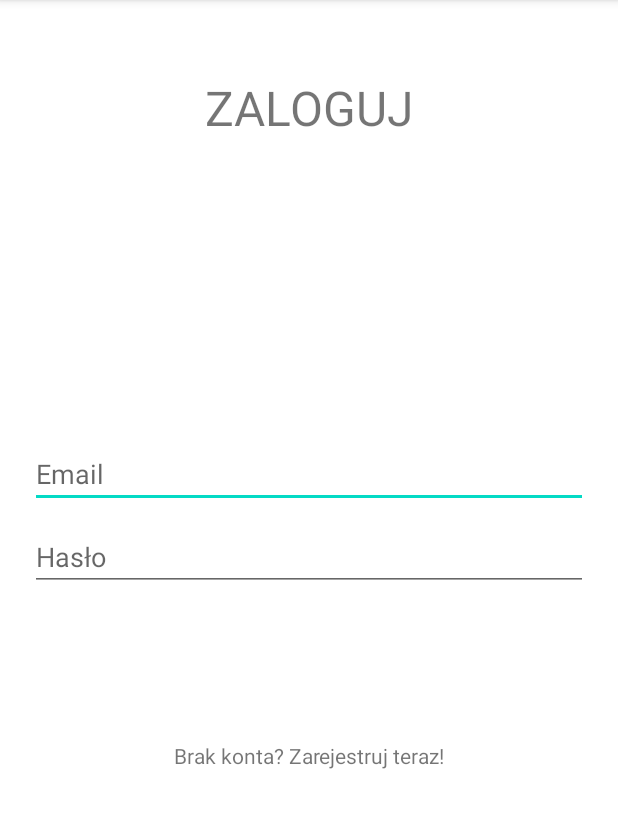
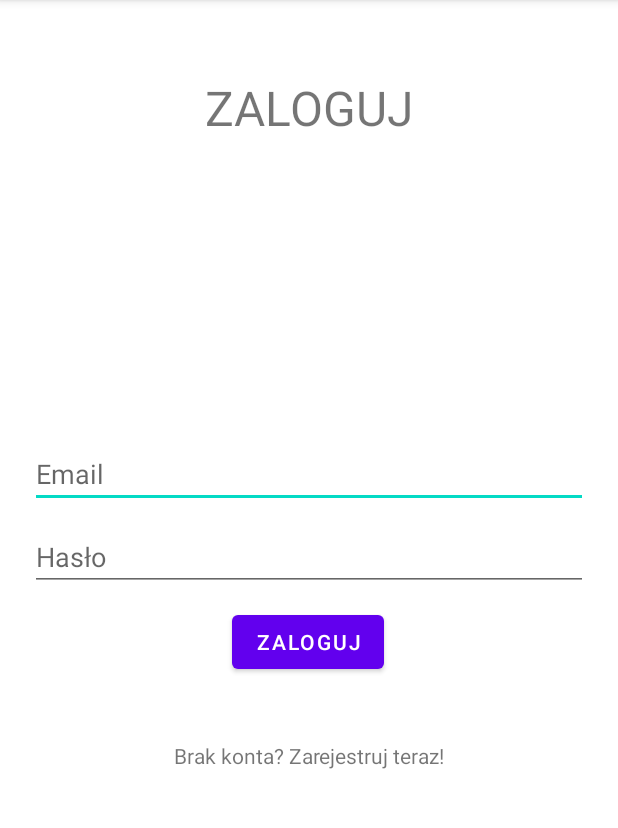
Before and after one commit to buchwaldagata/StretchYOURBody, an Android app: the screen it shows after launch (LoginActivity), on a phone screen of 412 x 824 dp, the part 84-912 px from its top. Run offline under Robolectric (Android 15) with nearby library versions, the phone set to English and light mode, and no system bars; our stand-ins replace Firebase (no records; nobody signed in at launch, a user with empty details on screens opened directly).

Commit message:
Dodanie logowania

```diff
--- a/app/src/main/java/com/example/stretchyourbody/RegisterActivity.kt
+++ b/app/src/main/java/com/example/stretchyourbody/RegisterActivity.kt
@@ -62,7 +62,7 @@ class RegisterActivity : AppCompatActivity() {
                     val intent = Intent(this, MainActivity::class.java)
                     startActivity(intent)
 
-                    Toast.makeText(baseContext, "Sukces", Toast.LENGTH_SHORT).show()
+                    Toast.makeText(baseContext, "Zarejestrowano", Toast.LENGTH_SHORT).show()
 
                 } else {
                     // If sign in fails, display a message to the user.
--- a/app/src/main/res/layout/activity_login.xml
+++ b/app/src/main/res/layout/activity_login.xml
@@ -53,4 +53,15 @@
         app:layout_constraintEnd_toEndOf="parent"
         app:layout_constraintStart_toStartOf="parent"
         app:layout_constraintTop_toBottomOf="@+id/editText_password_login" />
+
+    <Button
+        android:id="@+id/button_login"
+        android:layout_width="wrap_content"
+        android:layout_height="wrap_content"
+        android:layout_marginTop="10dp"
+        android:text="Zaloguj"
+        app:layout_constraintEnd_toEndOf="@+id/editText_password_login"
+        app:layout_constraintHorizontal_bias="0.498"
+        app:layout_constraintStart_toStartOf="@+id/editText_password_login"
+        app:layout_constraintTop_toBottomOf="@+id/editText_password_login" />
 </androidx.constraintlayout.widget.ConstraintLayout>
```
Also changed, not shown: app/src/main/java/com/example/stretchyourbody/LoginActivity.kt (+52 -0 lines).
